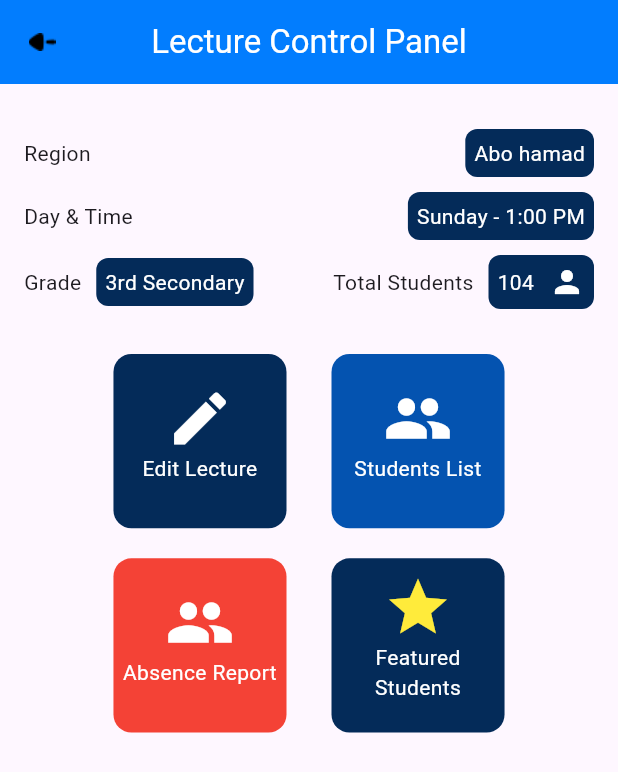
After one commit to abd0-kha1ed/attendance-system, a Flutter app: the LectureControlPanelView screen opened by its route, on a phone screen of 412 x 824 dp. The commit adds this screen. Shown: the top 772 px of the screen. Run offline on Flutter 3.47's test engine with Material 3 defaults, Android fonts, the phone set to English and light mode, and no system bars; our stand-ins replace font_awesome_flutter, go_router.

Commit message:
lecture control panel view done

```diff
--- a/lib/constant.dart
+++ b/lib/constant.dart
@@ -1,4 +1,4 @@
 import 'dart:ui';
 
-const kLogocolor = Color(0XFF027DFE);
-const kappbarcolor = Color(0XFF052B5A);
+const kLogoColor = Color(0XFF027DFE);
+const kAppBarColor = Color(0XFF052B5A);
--- a/lib/core/utils/app_routers.dart
+++ b/lib/core/utils/app_routers.dart
@@ -1,4 +1,5 @@
 import 'package:attendance/feature/home/presentation/view/home_view.dart';
+import 'package:attendance/feature/home/presentation/view/lecture_control_panel_view.dart';
 import 'package:attendance/feature/login/presentation/view/login_view.dart';
 import 'package:attendance/feature/splash/presentation/view/splash_view.dart';
 import 'package:attendance/feature/teacher/presentation/view/teacher_view.dart';
@@ -8,6 +9,9 @@ abstract class AppRouters {
   static const kLoginView = '/LoginView';
   static const kTeacherView = '/TeacherView';
   static const kHomeView = '/homeView';
+  static const kLectureControlPanelView = '/lectureControlPanelView';
+
+
   static final router = GoRouter(routes: [
     GoRoute(
       path: '/',
@@ -24,6 +28,10 @@ abstract class AppRouters {
 GoRoute(
       path: kHomeView,
       builder: (context, state) => const HomeView(),
+    ),
+    GoRoute(
+      path: kLectureControlPanelView,
+      builder: (context, state) => const LectureControlPanelView(),
     )
   ]);
 }
--- a/lib/core/utils/assets.dart
+++ b/lib/core/utils/assets.dart
@@ -2,4 +2,5 @@ class Assets {
   static const logo = 'assets/images/logo.png';
   static const waveTop = 'assets/images/wave-top.png';
   static const waveBottom = 'assets/images/wave-bottom.png';
+  static const leftArrow = 'assets/images/left_arrow.png';
 }
--- a/lib/core/widgets/custom_container.dart
+++ b/lib/core/widgets/custom_container.dart
@@ -12,7 +12,7 @@ class CustomContainer extends StatelessWidget {
       child: Container(
         height: 60,
         decoration: BoxDecoration(
-          color: kLogocolor,
+          color: kLogoColor,
           borderRadius: BorderRadius.circular(12),
         ),
         width: MediaQuery.of(context).size.width,
--- /dev/null
+++ b/lib/feature/home/presentation/view/lecture_control_panel_view.dart
@@ -0,0 +1,30 @@
+import 'package:attendance/constant.dart';
+import 'package:attendance/core/utils/assets.dart';
+import 'package:attendance/feature/home/presentation/view/widgets/lecture_control_panel_view_body.dart';
+import 'package:flutter/material.dart';
+import 'package:go_router/go_router.dart';
+
+class LectureControlPanelView extends StatelessWidget {
+  const LectureControlPanelView({super.key});
+  @override
+  Widget build(BuildContext context) {
+    return Scaffold(
+      appBar: AppBar(
+        automaticallyImplyLeading: false,
+        title: const Text(
+          'Lecture Control Panel',
+          style: TextStyle(color: Colors.white),
+        ),
+        centerTitle: true,
+        backgroundColor: kLogoColor,
+        leading: IconButton(
+          onPressed: () {
+            GoRouter.of(context).pop();
+          },
+          icon: Image.asset(Assets.leftArrow),
+        ),
+      ),
+      body: const LectureControlPanelViewBody(),
+    );
+  }
+}
--- /dev/null
+++ b/lib/feature/home/presentation/view/widgets/custom_control_panel.dart
@@ -0,0 +1,43 @@
+
+import 'package:flutter/material.dart';
+
+class CustomControlPanel extends StatelessWidget {
+  const CustomControlPanel(
+      {super.key,
+      required this.title,
+      required this.icon,
+      required this.background,
+      this.iconColor = Colors.white});
+  final String title;
+  final IconData icon;
+  final Color background;
+  final Color iconColor;
+  @override
+  Widget build(BuildContext context) {
+    return Container(
+      height: MediaQuery.of(context).size.height * 0.141,
+      width: MediaQuery.of(context).size.width * 0.28,
+      decoration: BoxDecoration(
+          color: background, borderRadius: BorderRadius.circular(12)),
+      child: Column(
+        mainAxisAlignment: MainAxisAlignment.center,
+        children: [
+          Icon(
+            icon,
+            color: iconColor,
+            size: 46,
+          ),
+          Padding(
+            padding: const EdgeInsets.only(bottom: 10),
+            child: Text(
+              textAlign: TextAlign.center,
+              maxLines: 2,
+              title,
+              style: const TextStyle(color: Colors.white),
+            ),
+          ),
+        ],
+      ),
+    );
+  }
+}
--- a/lib/feature/home/presentation/view/widgets/home_view_body.dart
+++ b/lib/feature/home/presentation/view/widgets/home_view_body.dart
@@ -43,18 +43,13 @@ class HomeViewBody extends StatelessWidget {
                         color: Colors.black),
                   )),
               IconButton(
+                style: const ButtonStyle(
+                    backgroundColor: WidgetStatePropertyAll(Colors.red)),
                 onPressed: () {},
-                icon: Container(
-                    height: 30,
-                    width: 30,
-                    decoration: BoxDecoration(
-                      color: Colors.red,
-                      borderRadius: BorderRadius.circular(6),
-                    ),
-                    child: const Icon(
-                      Icons.logout_outlined,
-                      color: Colors.white,
-                    )),
+                icon: const Icon(
+                  Icons.logout_outlined,
+                  color: Colors.white,
+                ),
               ),
             ],
           ),
--- a/lib/feature/home/presentation/view/widgets/lecture_card.dart
+++ b/lib/feature/home/presentation/view/widgets/lecture_card.dart
@@ -1,11 +1,16 @@
-
+import 'package:attendance/core/utils/app_routers.dart';
 import 'package:flutter/material.dart';
+import 'package:go_router/go_router.dart';
 
 class LectureCard extends StatelessWidget {
   const LectureCard({super.key});
   @override
   Widget build(BuildContext context) {
-    return const Card(
+    return GestureDetector(
+      onTap: () {
+        GoRouter.of(context).push(AppRouters.kLectureControlPanelView);
+      },
+      child: const Card(
         child: SizedBox(
           width: 130,
           child: Column(
@@ -17,6 +22,7 @@ class LectureCard extends StatelessWidget {
             ],
           ),
         ),
+      ),
     );
   }
 }
--- /dev/null
+++ b/lib/feature/home/presentation/view/widgets/lecture_control_panel_view_body.dart
@@ -0,0 +1,170 @@
+import 'package:attendance/feature/home/presentation/view/widgets/custom_control_panel.dart';
+import 'package:flutter/material.dart';
+
+class LectureControlPanelViewBody extends StatelessWidget {
+  const LectureControlPanelViewBody({super.key});
+  @override
+  Widget build(BuildContext context) {
+    return Padding(
+      padding: const EdgeInsets.symmetric(horizontal: 16),
+      child: Column(
+        children: [
+          const SizedBox(
+            height: 30,
+          ),
+          Row(
+            mainAxisAlignment: MainAxisAlignment.spaceBetween,
+            children: [
+              const Text('Region'),
+              Container(
+                decoration: BoxDecoration(
+                  color: const Color(0xff042B59),
+                  borderRadius: BorderRadius.circular(8),
+                ),
+                child: const Padding(
+                  padding: EdgeInsets.symmetric(horizontal: 6, vertical: 6),
+                  child: Text(
+                    'Abo hamad',
+                    style: TextStyle(color: Colors.white),
+                  ),
+                ),
+              ),
+            ],
+          ),
+          const SizedBox(
+            height: 10,
+          ),
+          Row(
+            mainAxisAlignment: MainAxisAlignment.spaceBetween,
+            children: [
+              const Text('Day & Time'),
+              Container(
+                decoration: BoxDecoration(
+                  color: const Color(0xff042B59),
+                  borderRadius: BorderRadius.circular(8),
+                ),
+                child: const Padding(
+                  padding: EdgeInsets.symmetric(horizontal: 6, vertical: 6),
+                  child: Text(
+                    'Sunday - 1:00 PM',
+                    style: TextStyle(color: Colors.white),
+                  ),
+                ),
+              ),
+            ],
+          ),
+          const SizedBox(
+            height: 10,
+          ),
+          Row(
+            mainAxisAlignment: MainAxisAlignment.spaceBetween,
+            children: [
+              Row(
+                mainAxisAlignment: MainAxisAlignment.spaceBetween,
+                children: [
+                  const Text('Grade'),
+                  const SizedBox(
+                    width: 10,
+                  ),
+                  Container(
+                    decoration: BoxDecoration(
+                      color: const Color(0xff042B59),
+                      borderRadius: BorderRadius.circular(8),
+                    ),
+                    child: const Padding(
+                      padding: EdgeInsets.symmetric(horizontal: 6, vertical: 6),
+                      child: Text(
+                        '3rd Secondary',
+                        style: TextStyle(color: Colors.white),
+                      ),
+                    ),
+                  ),
+                ],
+              ),
+              Row(
+                mainAxisAlignment: MainAxisAlignment.spaceBetween,
+                children: [
+                  const Text('Total Students'),
+                  const SizedBox(
+                    width: 10,
+                  ),
+                  Container(
+                    decoration: BoxDecoration(
+                      color: const Color(0xff042B59),
+                      borderRadius: BorderRadius.circular(8),
+                    ),
+                    child: const Padding(
+                      padding: EdgeInsets.symmetric(horizontal: 6, vertical: 6),
+                      child: Row(
+                        children: [
+                          Text(
+                            '104',
+                            style: TextStyle(color: Colors.white),
+                          ),
+                          SizedBox(
+                            width: 10,
+                          ),
+                          Icon(
+                            Icons.person,
+                            color: Colors.white,
+                          ),
+                        ],
+                      ),
+                    ),
+                  ),
+                ],
+              ),
+            ],
+          ),
+          const SizedBox(
+            height: 30,
+          ),
+          const Column(
+            children: [
+              Row(
+                mainAxisAlignment: MainAxisAlignment.center,
+                children: [
+                  CustomControlPanel(
+                    title: 'Edit Lecture',
+                    icon: Icons.edit,
+                    background: Color(0xff042B59),
+                  ),
+                  SizedBox(
+                    width: 30,
+                  ),
+                  CustomControlPanel(
+                    title: 'Students List',
+                    icon: Icons.group,
+                    background: Color(0xff0453b0),
+                  ),
+                ],
+              ),
+              SizedBox(
+                height: 20,
+              ),
+              Row(
+                mainAxisAlignment: MainAxisAlignment.center,
+                children: [
+                  CustomControlPanel(
+                    title: 'Absence Report',
+                    icon: Icons.group,
+                    background: Color(0xfff44236),
+                  ),
+                  SizedBox(
+                    width: 30,
+                  ),
+                  CustomControlPanel(
+                    title: 'Featured Students',
+                    icon: Icons.star,
+                    iconColor: Colors.yellow,
+                    background: Color(0xff042B59),
+                  ),
+                ],
+              )
+            ],
+          ),
+        ],
+      ),
+    );
+  }
+}
--- a/lib/feature/login/presentation/view/widgets/login_view_body.dart
+++ b/lib/feature/login/presentation/view/widgets/login_view_body.dart
@@ -26,7 +26,7 @@ class _LoginViewBodyState extends State<LoginViewBody> {
           const Icon(
             Icons.school,
             size: 120,
-            color: kLogocolor,
+            color: kLogoColor,
           ),
           const SizedBox(
             height: 20,
@@ -42,7 +42,7 @@ class _LoginViewBodyState extends State<LoginViewBody> {
           ),
           Center(
             child: ToggleButtons(
-              color: kLogocolor,
+              color: kLogoColor,
               borderColor: Colors.blue,
               selectedBorderColor: Colors.blue,
               selectedColor: Colors.white,
--- a/lib/feature/teacher/presentation/view/widgets/teacher_view_body.dart
+++ b/lib/feature/teacher/presentation/view/widgets/teacher_view_body.dart
@@ -23,7 +23,7 @@ class TeacherViewBody extends StatelessWidget {
             size: 40,
           ),
         ),
-        backgroundColor: kappbarcolor,
+        backgroundColor: kAppBarColor,
         centerTitle: true,
         title: const Text(
           'My Assistants',
```
Lines whose indentation alone changed are shown as unchanged.
